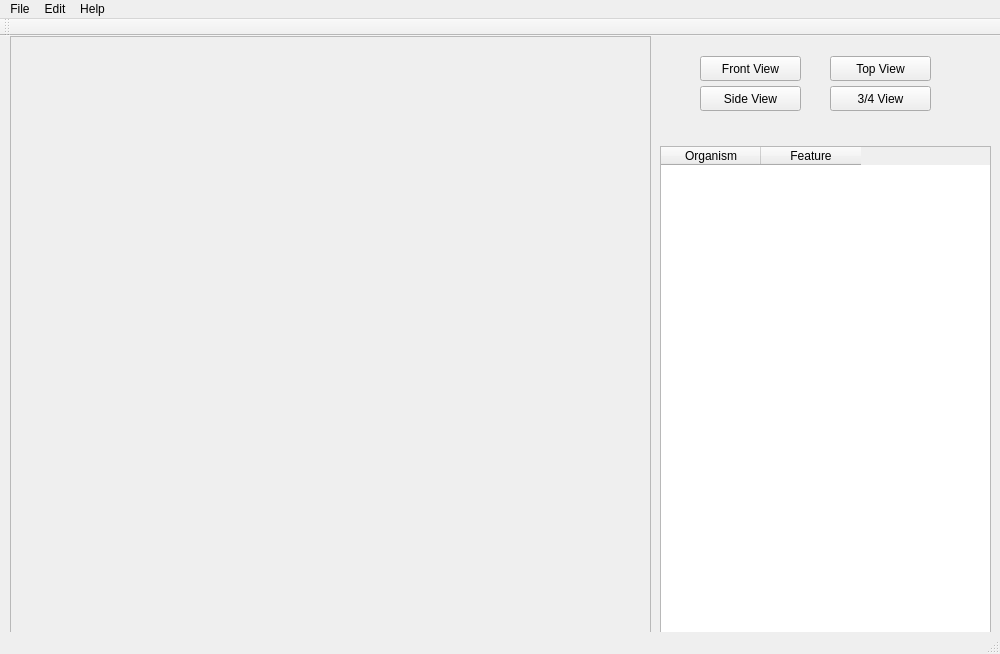
First picture: the form in code/FaceView/gui-scripts/analysisview.ui, repository phelpsmi/MicrobialCommunityVisualation, before the edit.
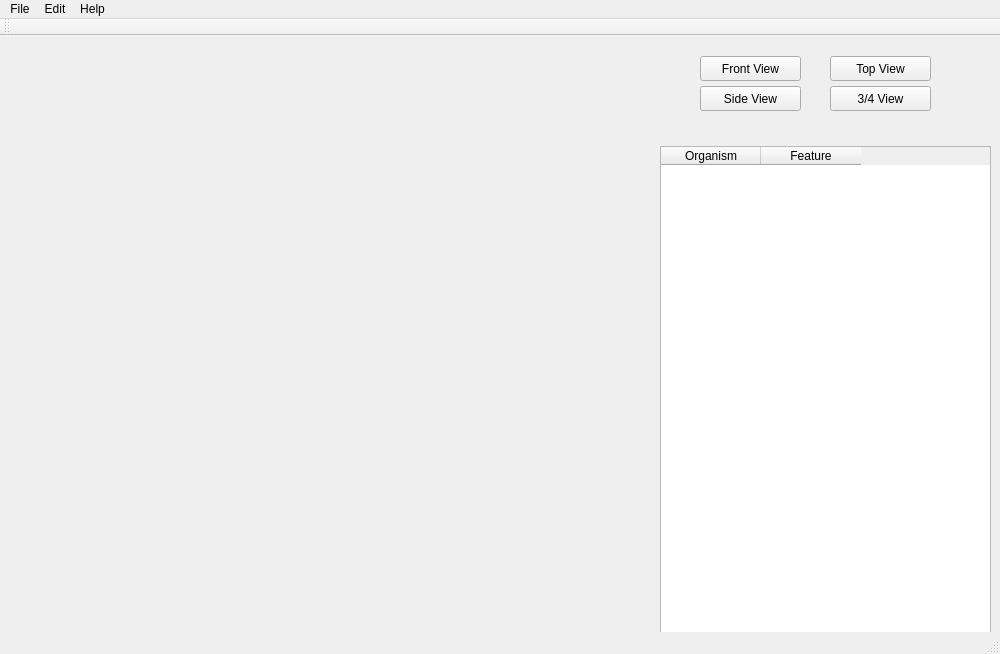
Second picture: the form after the edit.

```diff
--- a/code/FaceView/gui-scripts/analysisview.ui
+++ b/code/FaceView/gui-scripts/analysisview.ui
@@ -14,30 +14,7 @@
    <string>MainWindow</string>
   </property>
   <widget class="QWidget" name="centralWidget">
-   <widget class="QScrollArea" name="scrollArea">
-    <property name="geometry">
-     <rect>
-      <x>10</x>
-      <y>0</y>
-      <width>641</width>
-      <height>600</height>
-     </rect>
-    </property>
-    <property name="widgetResizable">
-     <bool>true</bool>
-    </property>
-    <widget class="QWidget" name="scrollAreaWidgetContents">
-     <property name="geometry">
-      <rect>
-       <x>0</x>
-       <y>0</y>
-       <width>639</width>
-       <height>598</height>
-      </rect>
-     </property>
-    </widget>
-   </widget>
-   <widget class="QPushButton" name="CreateGroup">
+   <widget class="QPushButton" name="FrontView">
     <property name="geometry">
      <rect>
       <x>700</x>
@@ -109,6 +86,17 @@
      </property>
     </column>
    </widget>
+   <widget class="QWidget" name="gridLayoutWidget">
+    <property name="geometry">
+     <rect>
+      <x>0</x>
+      <y>0</y>
+      <width>651</width>
+      <height>601</height>
+     </rect>
+    </property>
+    <layout class="QGridLayout" name="Grid"/>
+   </widget>
   </widget>
   <widget class="QMenuBar" name="menuBar">
    <property name="geometry">
```
Left out of the diff: 6 changed lines with no effect on the pictures.
